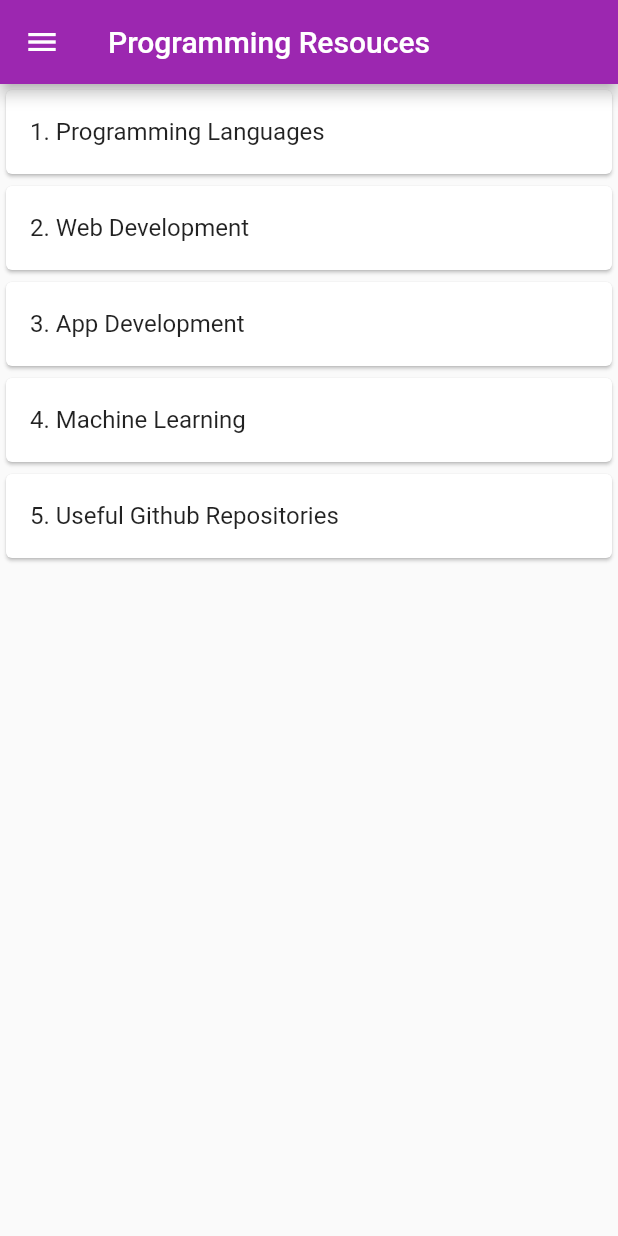
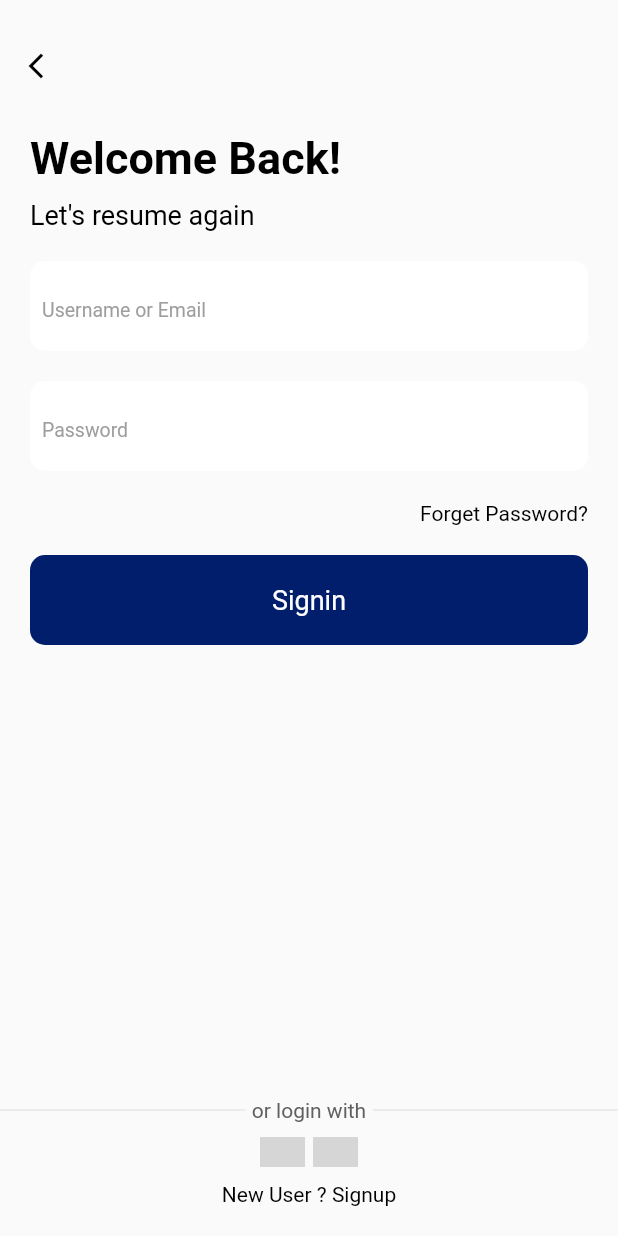
Before and after one commit to ankurg132/programming-resources, a Flutter app: the screen it shows after launch, on a phone screen of 412 x 824 dp. Run offline on Flutter 3.47's test engine with Material 2 defaults, Android fonts, the light colour scheme and no system bars; our stand-ins replace firebase_messaging, google_fonts; missing offline and left inert: fancy_drawer, vertical_card_pager; accounts and stored records are empty; network calls fail; Roboto replaces fonts that are missing (Ubuntu); grey boxes are pictures that could not be loaded.

Commit message:
screens/signin.dart,signup.dart

```diff
--- a/lib/main.dart
+++ b/lib/main.dart
@@ -4,6 +4,7 @@ import 'package:programming_resources/models/itemlist.dart';
 import 'package:programming_resources/screens/about.dart';
 import 'package:programming_resources/screens/githubrepos.dart';
 import 'package:programming_resources/screens/languages.dart';
+import 'package:programming_resources/screens/signin.dart';
 import 'package:url_launcher/url_launcher.dart';
 import 'package:firebase_messaging/firebase_messaging.dart';
 
@@ -16,132 +17,135 @@ class MyApp extends StatelessWidget {
   @override
   Widget build(BuildContext context) {
     return MaterialApp(
+      debugShowCheckedModeBanner: false,
       title: 'Programming Resources',
       theme: ThemeData(
         primarySwatch: Colors.purple,
       ),
-      home: MyHomePage(
-          title: 'Programming Resouces', items: itemlist.keys.toList()),
+      home: SignIn(),
+      // home: MyHomePage(
+      //     title: 'Programming Resouces', items: itemlist.keys.toList()),
     );
   }
 }
+// class MyHomePage extends StatefulWidget {
+//   MyHomePage({Key key, this.title, this.items}) : super(key: key);
+//   final String title;
+//   final List<String> items;
+//   @override
+//   _MyHomePageState createState() => _MyHomePageState();
+// }
 
-class MyHomePage extends StatefulWidget {
-  MyHomePage({Key key, this.title, this.items}) : super(key: key);
-  final String title;
-  final List<String> items;
-  @override
-  _MyHomePageState createState() => _MyHomePageState();
-}
+// class _MyHomePageState extends State<MyHomePage>
+//     with SingleTickerProviderStateMixin {
+//   FancyDrawerController _controller;
+//   @override
+//   void initState() {
+//     super.initState();
+//     FirebaseMessaging fbm = FirebaseMessaging();
+//     fbm.requestNotificationPermissions();
+//     fbm.configure(onMessage: (msg) {
+//       print(msg);
+//       return;
+//     }, onLaunch: (msg) {
+//       print(msg);
+//       return;
+//     }, onResume: (msg) {
+//       print(msg);
+//       return;
+//     });
+//     _controller = FancyDrawerController(
+//         vsync: this, duration: Duration(milliseconds: 200))
+//       ..addListener(() {
+//         setState(() {});
+//       });
+//   }
 
-class _MyHomePageState extends State<MyHomePage>
-    with SingleTickerProviderStateMixin {
-  FancyDrawerController _controller;
-  @override
-  void initState() {
-    super.initState();
-    FirebaseMessaging fbm = FirebaseMessaging();
-    fbm.requestNotificationPermissions();
-    fbm.configure(onMessage: (msg) {
-      print(msg);
-      return;
-    }, onLaunch: (msg) {
-      print(msg);
-      return;
-    }, onResume: (msg) {
-      print(msg);
-      return;
-    });
-    _controller = FancyDrawerController(
-        vsync: this, duration: Duration(milliseconds: 200))
-      ..addListener(() {
-        setState(() {});
-      });
-  }
+//   @override
+//   void dispose() {
+//     _controller.dispose();
+//     super.dispose();
+//   }
 
-  @override
-  void dispose() {
-    _controller.dispose();
-    super.dispose();
-  }
-
-  @override
-  Widget build(BuildContext context) {
-    return FancyDrawerWrapper(
-      backgroundColor: Colors.white,
-      controller: _controller,
-      drawerItems: <Widget>[
-        TextButton(
-            onPressed: () => {
-                  Navigator.push(
-                    context,
-                    MaterialPageRoute(builder: (context) => AboutPage()),
-                  )
-                }, //aboutusClick(context),
-            child: Text(
-              'About Us',
-              style: TextStyle(
-                fontSize: 18,
-                fontWeight: FontWeight.bold,
-              ),
-            )),
-        TextButton(
-            onPressed: () => {
-                  launch(
-                      'https://docs.google.com/forms/d/e/1FAIpQLSdrx4E78wM_RZ67szoqta_DvJ-J8629gMta4j16V0PRe0jxXQ/viewform?usp=sf_link')
-                }, //contributeClick(context),
-            child: Text(
-              'Contribute',
-              style: TextStyle(
-                fontSize: 18,
-                fontWeight: FontWeight.bold,
-              ),
-            )),
-      ],
-      child: Scaffold(
-        appBar: AppBar(
-          title: new Text(widget.title, style: TextStyle(color: Colors.white)),
-          leading: IconButton(
-            icon: Icon(
-              Icons.menu,
-              color: Colors.white,
-            ),
-            onPressed: () {
-              _controller.toggle();
-            },
-          ),
-        ),
-        body: ListView.builder(
-          itemCount: widget.items.length + 1,
-          itemBuilder: (context, index) {
-            return Card(
-              child: (index >= widget.items.length)
-                  ? ListTile(
-                      title: Text((index + 1).toString() + ". " +github.keys.toList()[0].toString()),
-                      onTap: () {
-                        Navigator.push(
-                          context,
-                          MaterialPageRoute(
-                              builder: (context) => GithubRepos()),
-                        );
-                      },
-                    )
-                  : ListTile(
-                      title: Text(
-                          (index + 1).toString() + ". " + widget.items[index]),
-                      onTap: () {
-                        Navigator.push(
-                          context,
-                          MaterialPageRoute(
-                              builder: (context) => ListTitlePage(index,
-                                  itemlist.keys.toList()[index].toString())),
-                        );
-                      },
-                    ),
-            );
-          },
-        ),
-      ),
-    );
-  }
-}
+//   @override
+//   Widget build(BuildContext context) {
+//     return FancyDrawerWrapper(
+//       backgroundColor: Colors.white,
+//       controller: _controller,
+//       drawerItems: <Widget>[
+//         TextButton(
+//             onPressed: () => {
+//                   Navigator.push(
+//                     context,
+//                     MaterialPageRoute(builder: (context) => AboutPage()),
+//                   )
+//                 }, //aboutusClick(context),
+//             child: Text(
+//               'About Us',
+//               style: TextStyle(
+//                 fontSize: 18,
+//                 fontWeight: FontWeight.bold,
+//               ),
+//             )),
+//         TextButton(
+//             onPressed: () => {
+//                   launch(
+//                       'https://docs.google.com/forms/d/e/1FAIpQLSdrx4E78wM_RZ67szoqta_DvJ-J8629gMta4j16V0PRe0jxXQ/viewform?usp=sf_link')
+//                 }, //contributeClick(context),
+//             child: Text(
+//               'Contribute',
+//               style: TextStyle(
+//                 fontSize: 18,
+//                 fontWeight: FontWeight.bold,
+//               ),
+//             )),
+//       ],
+//       child: Scaffold(
+//         appBar: AppBar(
+//           title: new Text(widget.title, style: TextStyle(color: Colors.white)),
+//           leading: IconButton(
+//             icon: Icon(
+//               Icons.menu,
+//               color: Colors.white,
+//             ),
+//             onPressed: () {
+//               _controller.toggle();
+//             },
+//           ),
+//         ),
+//         body: ListView.builder(
+//           itemCount: widget.items.length + 1,
+//           itemBuilder: (context, index) {
+//             return Card(
+//               child: (index >= widget.items.length)
+//                   ? ListTile(
+//                       title: Text((index + 1).toString() +
+//                           ". " +
+//                           github.keys.toList()[0].toString()),
+//                       onTap: () {
+//                         Navigator.push(
+//                           context,
+//                           MaterialPageRoute(
+//                               builder: (context) => GithubRepos()),
+//                         );
+//                       },
+//                     )
+//                   : ListTile(
+//                       title: Text(
+//                           (index + 1).toString() + ". " + widget.items[index]),
+//                       onTap: () {
+//                         Navigator.push(
+//                           context,
+//                           MaterialPageRoute(
+//                               builder: (context) => ListTitlePage(index,
+//                                   itemlist.keys.toList()[index].toString())),
+//                         );
+//                       },
+//                     ),
+//             );
+//           },
+//         ),
+//       ),
+//     );
+//   }
+// }
--- /dev/null
+++ b/lib/screens/signin.dart
@@ -0,0 +1,233 @@
+import 'package:flutter/material.dart';
+import 'package:google_fonts/google_fonts.dart';
+import 'package:programming_resources/screens/signup.dart';
+import 'package:programming_resources/widgets/text_helper.dart';
+
+class SignIn extends StatefulWidget {
+  const SignIn({Key key}) : super(key: key);
+
+  @override
+  _SignInState createState() => _SignInState();
+}
+
+class _SignInState extends State<SignIn> {
+  @override
+  Widget build(BuildContext context) {
+    return Scaffold(
+      body: SafeArea(
+        child: Container(
+          child: Column(
+            crossAxisAlignment: CrossAxisAlignment.center,
+            children: [
+              Padding(
+                padding: const EdgeInsets.only(top: 20.0,),
+                child: Row(
+                  children: [
+                    Container(
+                      child: IconButton(
+                        onPressed: () {},
+                        icon: Icon(
+                          Icons.arrow_back_ios_new_outlined,
+                          color: Colors.black,
+                          size: 20,
+                        ),
+                      ),
+                    ),
+                  ],
+                ),
+              ),
+              Padding(
+                padding: const EdgeInsets.only(left: 20, top: 20.0),
+                child: Container(
+                  child: Row(
+                    children: [
+                      TextHelper(
+                        text: "Welcome Back!",
+                        size: 30,
+                        weight: FontWeight.bold,
+                        color: Colors.black,
+                      ),
+                    ],
+                  ),
+                ),
+              ),
+              Padding(
+                padding: const EdgeInsets.only(top: 10.0, left: 20, bottom: 20),
+                child: Container(
+                  child: Row(
+                    children: [
+                      TextHelper(
+                        text: "Let's resume again ",
+                        size: 18,
+                        weight: FontWeight.normal,
+                        color: Colors.black,
+                      ),
+                    ],
+                  ),
+                ),
+              ),
+              Form(
+                  child: Column(
+                children: [
+                  Padding(
+                    padding: const EdgeInsets.only(
+                      left: 20.0,
+                      right: 20,
+                    ),
+                    child: Container(
+                      height: 60,
+                      decoration: BoxDecoration(
+                        borderRadius: BorderRadius.circular(10),
+                        color: Colors.white,
+                      ),
+                      child: Padding(
+                        padding: const EdgeInsets.all(8.0),
+                        child: TextFormField(
+                          decoration: InputDecoration(
+                              focusedBorder: UnderlineInputBorder(
+                                  borderSide:
+                                      BorderSide(color: Colors.transparent)),
+                              enabledBorder: UnderlineInputBorder(
+                                  borderSide:
+                                      BorderSide(color: Colors.transparent)),
+                              hintText: "Username or Email",
+                              hintStyle: GoogleFonts.ubuntu(
+                                  color: Colors.grey,
+                                  fontWeight: FontWeight.normal,
+                                  fontSize: 13)),
+                        ),
+                      ),
+                    ),
+                  ),
+                  Padding(
+                    padding:
+                        const EdgeInsets.only(top: 20, left: 20.0, right: 20),
+                    child: Container(
+                      height: 60,
+                      decoration: BoxDecoration(
+                        borderRadius: BorderRadius.circular(10),
+                        color: Colors.white,
+                      ),
+                      child: Padding(
+                        padding: const EdgeInsets.all(8.0),
+                        child: TextFormField(
+                          decoration: InputDecoration(
+                              focusedBorder: UnderlineInputBorder(
+                                  borderSide:
+                                      BorderSide(color: Colors.transparent)),
+                              enabledBorder: UnderlineInputBorder(
+                                  borderSide:
+                                      BorderSide(color: Colors.transparent)),
+                              hintText: "Password",
+                              hintStyle: GoogleFonts.ubuntu(
+                                  color: Colors.grey,
+                                  fontWeight: FontWeight.normal,
+                                  fontSize: 13)),
+                        ),
+                      ),
+                    ),
+                  ),
+                  Padding(
+                    padding: const EdgeInsets.only(top: 20, right: 20.0),
+                    child: Row(
+                      mainAxisAlignment: MainAxisAlignment.end,
+                      children: [
+                        TextHelper(
+                          text: "Forget Password?",
+                          size: 14,
+                          weight: FontWeight.normal,
+                          color: Colors.black,
+                        ),
+                      ],
+                    ),
+                  ),
+                  Padding(
+                    padding:
+                        const EdgeInsets.only(left: 20.0, right: 20, top: 20),
+                    child: Container(
+                      decoration: BoxDecoration(
+                          color: Color.fromRGBO(0, 30, 108, 1),
+                          borderRadius: BorderRadius.circular(10)),
+                      height: 60,
+                      child: Center(
+                        child: TextHelper(
+                          text: "Signin",
+                          size: 18,
+                          weight: FontWeight.normal,
+                          color: Colors.white,
+                        ),
+                      ),
+                    ),
+                  ),
+                ],
+              )),
+              Spacer(),
+              Row(children: <Widget>[
+                Expanded(
+                    child: Divider(
+                  height: 2,
+                )),
+                SizedBox(
+                  width: 1,
+                ),
+                TextHelper(
+                  text: " or login with ",
+                  size: 14,
+                  weight: FontWeight.normal,
+                  color: Colors.grey[700],
+                ),
+                SizedBox(
+                  width: 1,
+                ),
+                Expanded(
+                    child: Divider(
+                  height: 2,
+                )),
+              ]),
+              SizedBox(
+                height: 10,
+              ),
+              Row(
+                mainAxisAlignment: MainAxisAlignment.center,
+                children: [
+                  Container(
+                    height: 20,
+                    width: 30,
+                    child: Image.network(
+                        'https://cdn-icons-png.flaticon.com/128/2991/2991148.png'),
+                  ),
+                  SizedBox(
+                    width: 5,
+                  ),
+                  Container(
+                    height: 20,
+                    width: 30,
+                    child: Image.network(
+                        'https://cdn-icons-png.flaticon.com/128/1384/1384053.png'),
+                  ),
+                ],
+              ),
+              SizedBox(
+                height: 10,
+              ),
+              GestureDetector(
+                onTap: (){
+                  Navigator.push(context, MaterialPageRoute(builder: (b)=>SignUp()));
+                },
+                child: TextHelper(
+                  text: "New User ? Signup",
+                  size: 14,
+                  weight: FontWeight.normal,
+                  color: Colors.black,
+                ),
+              ),
+              SizedBox(
+                height: 20,
+              )
+            ],
+          ),
+        ),
+      ),
+    );
+  }
+}
--- /dev/null
+++ b/lib/widgets/text_helper.dart
@@ -0,0 +1,29 @@
+import 'package:flutter/material.dart';
+
+import 'package:google_fonts/google_fonts.dart';
+
+class TextHelper extends StatelessWidget {
+  final String text;
+
+  final double size;
+
+  final FontWeight weight;
+
+  final Color color;
+
+  final double spacing;
+
+  const TextHelper(
+      {Key key, this.text, this.size, this.weight, this.color, this.spacing})
+      : super(key: key);
+
+  @override
+  Widget build(BuildContext context) {
+    return Text(text.toString(),
+        style: GoogleFonts.ubuntu(
+            fontSize: size,
+            fontWeight: weight,
+            color: color,
+            letterSpacing: spacing));
+  }
+}
```
Also changed, not shown: lib/screens/signup.dart (added, +207 -0 lines), pubspec.yaml (+8 -14 lines), assets/images/logo.png (added), pubspec.lock, 1 other file.
